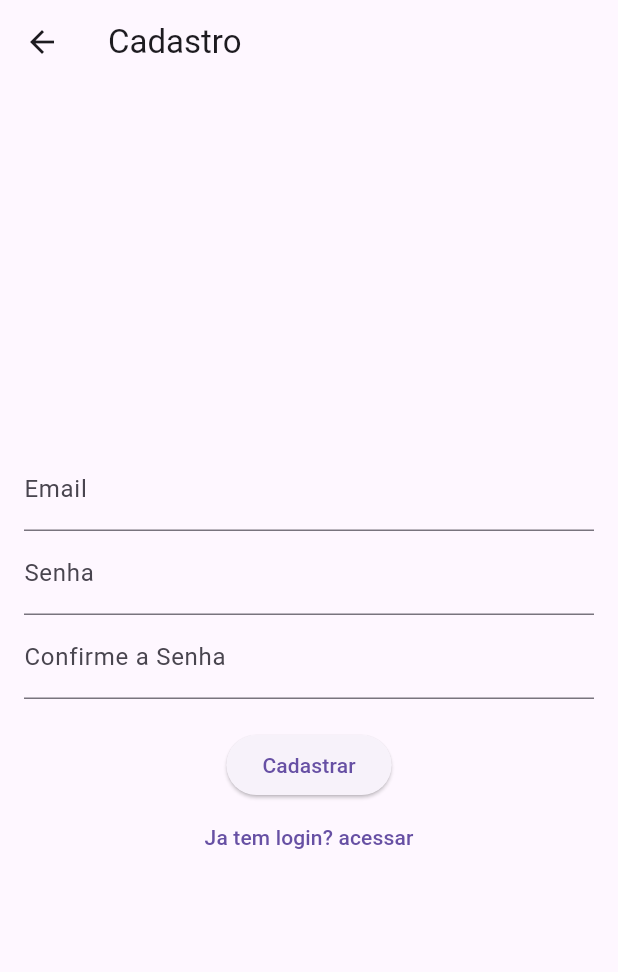
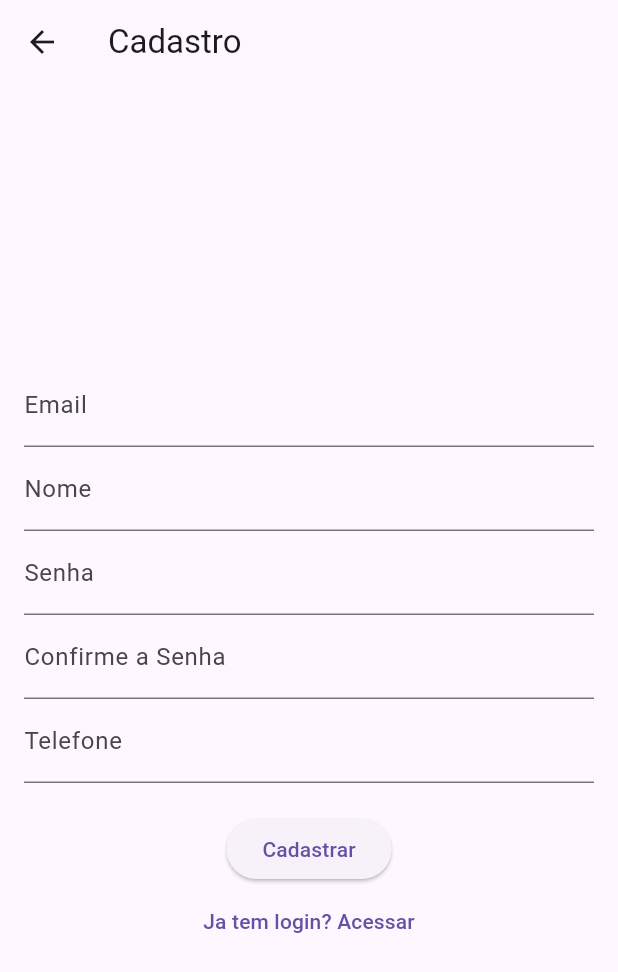
Before and after one commit to MatthSolon/ybarber, a Flutter app: the CadastroPage screen opened by its route, after a tap on "Cadastrar", on a phone screen of 412 x 824 dp. Shown: the top 972 px of the screen. Run offline on Flutter 3.47's test engine with Material 3 defaults, Android fonts, the phone set to English and light mode, and no system bars; our stand-ins replace cloud_firestore, firebase_auth, firebase_core; accounts and stored records are empty.

Commit message:
pagina de cadastro ok

```diff
--- a/lib/main.dart
+++ b/lib/main.dart
@@ -36,7 +36,7 @@ class ybarber extends StatelessWidget {
       '/agendamentos': (context) => AgendamentosFuturosPage(),
       '/perfil': (context) => PerfilPage(),
       '/configuracoes': (context) => ConfiguracoesPage(),
-      '/login': (context) => LoginScreen(),
+      '/login': (context) => LoginPage(),
       '/cadastro': (context) => CadastroPage(),
       },
     );
--- a/lib/screens/Cadastro_screen.dart
+++ b/lib/screens/Cadastro_screen.dart
@@ -1,8 +1,14 @@
 import 'package:flutter/material.dart';
+import 'package:ybarber/controller/users_controller.dart';
+
+class CadastroPage extends StatelessWidget {
+  final TextEditingController emailController = TextEditingController();
+  final TextEditingController nomeController = TextEditingController();
+  final TextEditingController senhaController = TextEditingController();
+  final TextEditingController confirmeSenhaController = TextEditingController();
+  final TextEditingController telefoneController = TextEditingController();
 
 
-
-class CadastroPage extends StatelessWidget {
   @override
   Widget build(BuildContext context) {
     return Scaffold(
@@ -13,27 +19,69 @@ class CadastroPage extends StatelessWidget {
           mainAxisAlignment: MainAxisAlignment.center,
           children: [
             TextField(
+              controller: emailController,
               decoration: InputDecoration(labelText: "Email"),
             ),
             TextField(
+              controller: nomeController,
+              decoration: InputDecoration(labelText: "Nome"),
+            ),
+            TextField(
+              controller: senhaController,
               decoration: InputDecoration(labelText: "Senha"),
               obscureText: true,
             ),
             TextField(
+              controller: confirmeSenhaController,
               decoration: InputDecoration(labelText: "Confirme a Senha"),
               obscureText: true,
             ),
+            TextField(
+              controller: telefoneController,
+              decoration: InputDecoration(labelText: "Telefone"),
+            ),
             SizedBox(height: 20),
-            ElevatedButton(onPressed: () {}, child: Text("Cadastrar")),
-            TextButton(onPressed: () {Navigator.pushNamed(context, '/login');}, child: Text("Ja tem login? acessar")),
+            ElevatedButton(
+              onPressed: () async {UsersController usersController = UsersController();
+               if (senhaController.text != confirmeSenhaController.text) {
+                  print('As senhas não coincidem');
+                  return;
+                }
+                Map<String, dynamic> usuarioData = {
+                  'email': emailController.text,
+                  'nome': nomeController.text,
+                  'senha': senhaController.text,
+                  'telefone': telefoneController.text,
+                  'tipo': 'cliente',
+                };
+
+                await usersController.adicionarUsuario(usuarioData);
+
+                print('Usuário cadastrado com sucesso!');
+              },
+              child: Text("Cadastrar")
+            ),
+            TextButton(
+              onPressed: () {
+                Navigator.pushNamed(context, '/login');
+              },
+              child: Text("Ja tem login? Acessar")
+            ),
           ],
         ),
       ),
     );
   }
-}
 
 
+  void adicionarUsuario(String email, String nome, String senha, String confirmeSenha, String telefone) {
+    if (senha != confirmeSenha) {
+      print('As senhas não coincidem');
+      return;
+    }
+
+  }
+}
 
 /*
 
```
